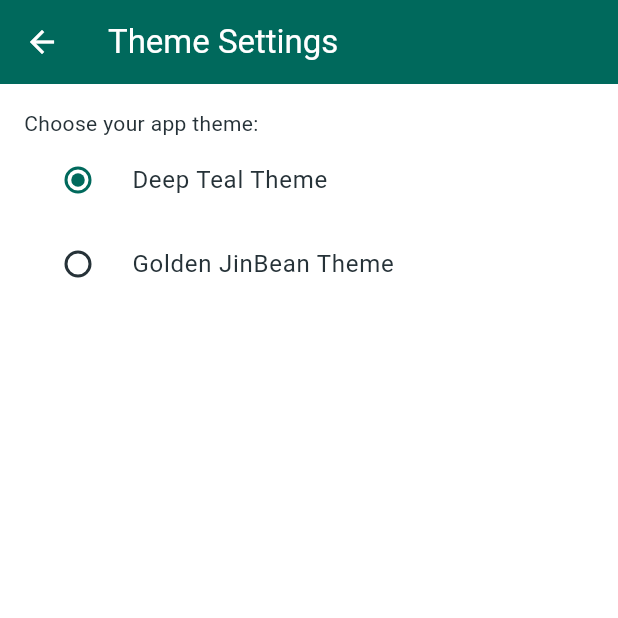
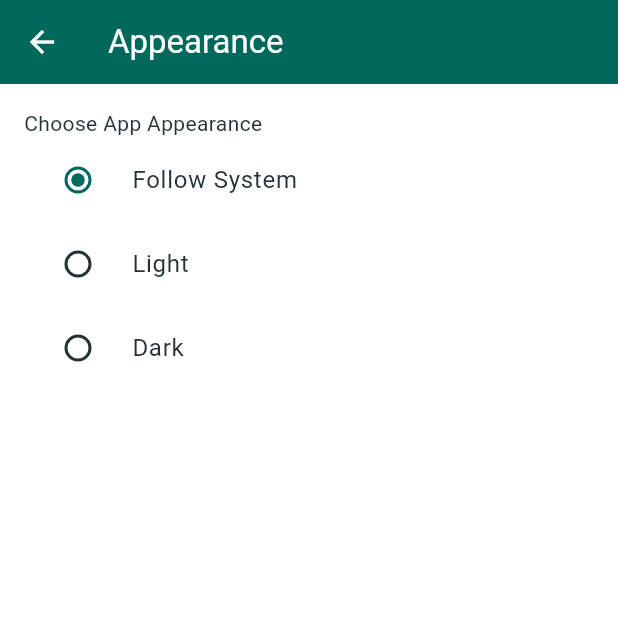
Before and after one commit to Hanzg20/JinBean-HOME, a Flutter app: the ThemeSettingsPage screen opened by its route, on a phone screen of 412 x 824 dp, the top half of it. Run offline on Flutter 3.47's test engine with Material 3 defaults, Android fonts, the phone set to English and light mode, and no system bars; our stand-ins replace animated_toggle_switch, flutter_phoenix, geocoding, geolocator, get, get_storage and 3 more; missing offline and left inert: phoenix; accounts and stored records are empty.

Commit message:
Update theme settings, notification settings, and service booking features

```diff
--- a/lib/app/theme/app_theme_service.dart
+++ b/lib/app/theme/app_theme_service.dart
@@ -6,6 +6,7 @@ import 'package:jinbeanpod_83904710/app/theme/app_colors.dart';
 class AppThemeService extends GetxService {
   final _box = GetStorage();
   final String _themeKey = 'currentTheme';
+  final String _themeModeKey = 'themeMode';
 
   // Observable for the current theme
   Rx<ThemeData> currentTheme = ThemeData.light().obs; // Default to light theme
@@ -13,10 +14,20 @@ class AppThemeService extends GetxService {
   // 获取当前主题名
   String get currentThemeName => _box.read(_themeKey) ?? 'dark_teal';
 
+  // 获取当前ThemeMode
+  ThemeMode get themeMode {
+    final mode = _box.read(_themeModeKey);
+    if (mode == 'light') return ThemeMode.light;
+    if (mode == 'dark') return ThemeMode.dark;
+    return ThemeMode.system;
+  }
+
   @override
   void onInit() {
     super.onInit();
     loadTheme();
+    // 设置ThemeMode
+    Get.changeThemeMode(themeMode);
   }
 
   // Load saved theme preference
@@ -232,4 +243,13 @@ class AppThemeService extends GetxService {
     if (role == 'provider') return 'golden';
     return 'dark_teal';
   }
+
+  // 设置ThemeMode
+  void setThemeMode(ThemeMode mode) {
+    String modeStr = 'system';
+    if (mode == ThemeMode.light) modeStr = 'light';
+    if (mode == ThemeMode.dark) modeStr = 'dark';
+    _box.write(_themeModeKey, modeStr);
+    Get.changeThemeMode(mode);
+  }
 }
--- a/lib/features/customer/profile/presentation/notification_settings/notification_settings_page.dart
+++ b/lib/features/customer/profile/presentation/notification_settings/notification_settings_page.dart
@@ -253,7 +253,8 @@ class NotificationSettingsPage extends GetView<NotificationSettingsController> {
             ),
             if (controller.quietHoursEnabled.value) ...[
               const SizedBox(height: 16),
-              Row(
+              Builder(
+                builder: (context) => Row(
                   children: [
                     Expanded(
                       child: Column(
@@ -321,6 +322,7 @@ class NotificationSettingsPage extends GetView<NotificationSettingsController> {
                       ),
                     ),
                   ],
+                ),
               ),
             ],
           ],
--- a/lib/features/customer/profile/presentation/theme_settings/theme_settings_controller.dart
+++ b/lib/features/customer/profile/presentation/theme_settings/theme_settings_controller.dart
@@ -1,35 +1,23 @@
 import 'package:get/get.dart';
+import 'package:flutter/material.dart';
 import 'package:jinbeanpod_83904710/app/theme/app_theme_service.dart';
 
 class ThemeSettingsController extends GetxController {
   final AppThemeService _themeService = Get.find<AppThemeService>();
-
-  // Observable for the currently selected theme name (e.g., 'dark_teal', 'golden')
-  final RxString selectedThemeName = 'dark_teal'.obs; // Default to dark_teal
+  final Rx<ThemeMode> selectedMode = ThemeMode.system.obs;
 
   @override
   void onInit() {
     super.onInit();
-    // Initialize selectedThemeName based on the current theme in AppThemeService
-    // This assumes AppThemeService has a way to get the current theme's identifier
-    // For simplicity, we'll assume a method or direct access is available.
-    // A more robust solution might pass the current theme name from AppThemeService.
-    // For now, we'll derive it from the current theme object itself or rely on default.
-    if (_themeService.currentTheme.value == _themeService.goldenTheme) {
-      selectedThemeName.value = 'golden';
-    } else {
-      selectedThemeName.value = 'dark_teal';
-    }
+    selectedMode.value = _themeService.themeMode;
   }
 
-  // Method to switch themes
-  void selectTheme(String themeName) {
-    _themeService.setThemeForRole('customer', themeName); // 只影响customer端
-    _themeService.setThemeByName(themeName); // 立即切换主题
-    selectedThemeName.value = themeName;
+  void selectMode(ThemeMode mode) {
+    _themeService.setThemeMode(mode);
+    selectedMode.value = mode;
     Get.snackbar(
-      '主题已切换',
-      themeName == 'golden' ? '已切换为金色主题' : '已切换为深青色主题',
+      'Appearance Updated',
+      mode == ThemeMode.system ? 'Follow system appearance' : mode == ThemeMode.light ? 'Light mode enabled' : 'Dark mode enabled',
       snackPosition: SnackPosition.BOTTOM,
     );
   }
--- a/lib/features/customer/profile/presentation/theme_settings/theme_settings_page.dart
+++ b/lib/features/customer/profile/presentation/theme_settings/theme_settings_page.dart
@@ -13,7 +13,7 @@ class ThemeSettingsPage extends GetView<ThemeSettingsController> {
     final onSurface = theme.colorScheme.onSurface;
     return Scaffold(
       appBar: AppBar(
-        title: Text(((AppLocalizations.of(context) ?? AppLocalizationsEn()) as AppLocalizations).themeSettings),
+        title: const Text('Appearance'),
         leading: IconButton(
           icon: Icon(Icons.arrow_back, color: theme.colorScheme.onPrimary),
           onPressed: () => Get.back(),
@@ -26,21 +26,24 @@ class ThemeSettingsPage extends GetView<ThemeSettingsController> {
         child: Column(
           crossAxisAlignment: CrossAxisAlignment.start,
           children: [
-            Text(
-              ((AppLocalizations.of(context) ?? AppLocalizationsEn()) as AppLocalizations).chooseAppTheme,
-              style: TextStyle(color: onSurface),
-            ),
-            Obx(() => RadioListTile<String>(
-                  title: Text(((AppLocalizations.of(context) ?? AppLocalizationsEn()) as AppLocalizations).deepTealTheme, style: TextStyle(color: onSurface)),
-                  value: 'dark_teal',
-                  groupValue: controller.selectedThemeName.value,
-                  onChanged: (value) => controller.selectTheme(value!),
+            Text('Choose App Appearance', style: TextStyle(color: onSurface)),
+            Obx(() => RadioListTile<ThemeMode>(
+                  title: Text('Follow System', style: TextStyle(color: onSurface)),
+                  value: ThemeMode.system,
+                  groupValue: controller.selectedMode.value,
+                  onChanged: (value) => controller.selectMode(value!),
                 )),
-            Obx(() => RadioListTile<String>(
-                  title: Text(((AppLocalizations.of(context) ?? AppLocalizationsEn()) as AppLocalizations).goldenJinBeanTheme, style: TextStyle(color: onSurface)),
-                  value: 'golden',
-                  groupValue: controller.selectedThemeName.value,
-                  onChanged: (value) => controller.selectTheme(value!),
+            Obx(() => RadioListTile<ThemeMode>(
+                  title: Text('Light', style: TextStyle(color: onSurface)),
+                  value: ThemeMode.light,
+                  groupValue: controller.selectedMode.value,
+                  onChanged: (value) => controller.selectMode(value!),
+                )),
+            Obx(() => RadioListTile<ThemeMode>(
+                  title: Text('Dark', style: TextStyle(color: onSurface)),
+                  value: ThemeMode.dark,
+                  groupValue: controller.selectedMode.value,
+                  onChanged: (value) => controller.selectMode(value!),
                 )),
           ],
         ),
```
Also changed, not shown: lib/features/customer/profile/presentation/notification_settings/notification_settings_controller.dart (+24 -1 lines), lib/features/customer/profile/presentation/profile_page.dart (+12 -4 lines), lib/features/service_booking/presentation/service_booking_page.dart (+12 -6 lines), 1 other file. Lines whose indentation alone changed are shown as unchanged.
